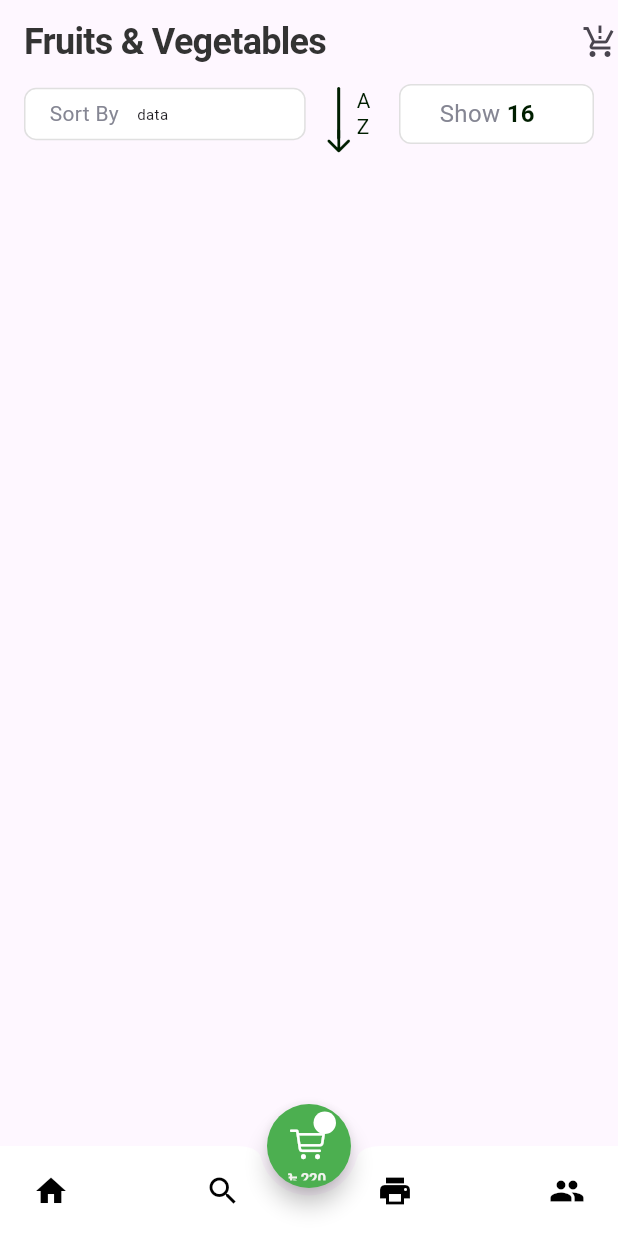
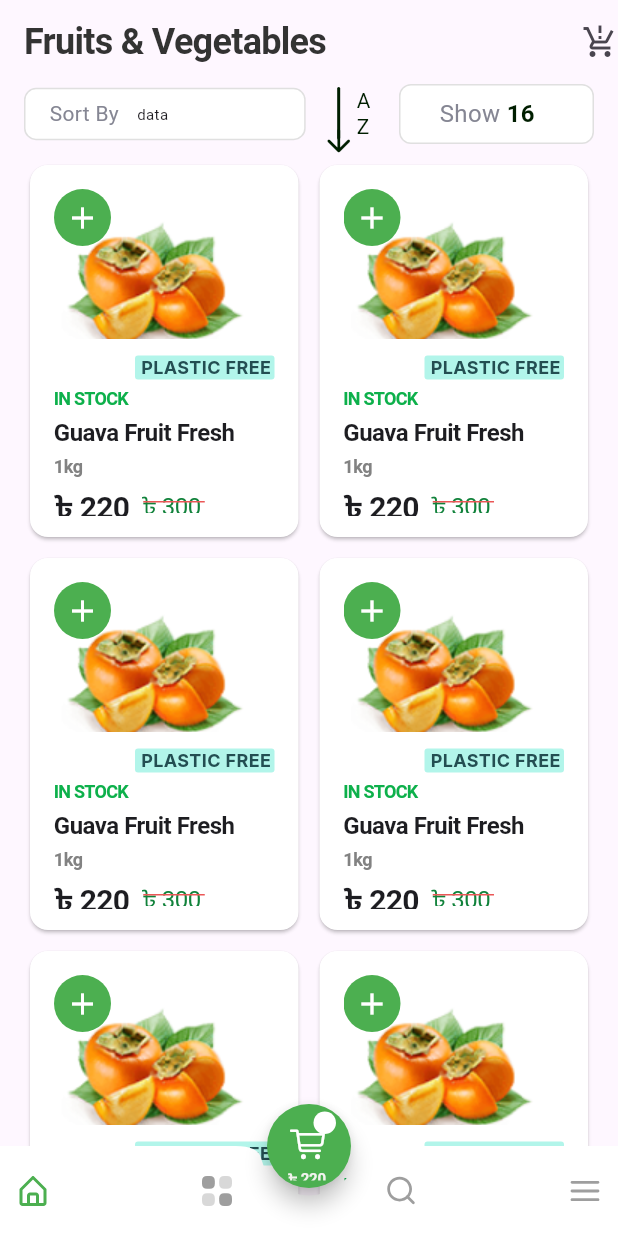
Before and after one commit to shakhawat-khan/bazar365, a Flutter app: the screen it shows after launch, on a phone screen of 412 x 824 dp. Run offline on Flutter 3.47's test engine with Material 3 defaults, Android fonts, the light colour scheme and no system bars; our stand-ins replace flutter_screenutil, flutter_svg, get, persistent_bottom_nav_bar; Roboto replaces fonts that are missing (Inter, Proxima Nova).

Commit message:
add grid_view home page

```diff
--- a/lib/components/bottom_navBar.dart
+++ b/lib/components/bottom_navBar.dart
@@ -5,6 +5,7 @@ import 'package:bazar365/modules/menu_page/menu_page.dart';
 import 'package:bazar365/modules/search_page/search_page.dart';
 import 'package:flutter/cupertino.dart';
 import 'package:flutter/material.dart';
+import 'package:flutter_svg/flutter_svg.dart';
 import 'package:get/get.dart';
 import 'package:persistent_bottom_nav_bar/persistent_tab_view.dart';
 
@@ -145,6 +146,7 @@ class BottomNav extends StatefulWidget {
 
 class _BottomNavState extends State<BottomNav> {
   final PageController _myPage = PageController(initialPage: 0);
+  int pageId = 0;
   @override
   Widget build(BuildContext context) {
     return Scaffold(
@@ -155,6 +157,7 @@ class _BottomNavState extends State<BottomNav> {
         onPressed: () {
           setState(() {
             _myPage.jumpToPage(2);
+            pageId = 2;
           });
         },
         child: Stack(
@@ -223,56 +226,80 @@ class _BottomNavState extends State<BottomNav> {
           mainAxisSize: MainAxisSize.max,
           mainAxisAlignment: MainAxisAlignment.spaceBetween,
           children: <Widget>[
-            IconButton(
-              icon: const Icon(
-                Icons.home,
-                color: Colors.black,
-              ),
-              onPressed: () {
-                // Navigator.push(
-                //   context,
-                //   MaterialPageRoute(
-                //     builder: (context) => const HomePage(),
-                //   ),
-                // );
+            GestureDetector(
+              onTap: () {
                 setState(() {
                   _myPage.jumpToPage(0);
+                  pageId = 0;
                 });
               },
+              child: SizedBox(
+                height: 24,
+                width: 24,
+                child: SvgPicture.asset('assets/bottom_nav/home.svg',
+                    colorFilter: pageId == 0
+                        ? const ColorFilter.mode(Colors.green, BlendMode.srcIn)
+                        : const ColorFilter.mode(Colors.grey, BlendMode.srcIn)),
               ),
-            IconButton(
-              icon: const Icon(
-                Icons.search,
-                color: Colors.black,
             ),
-              onPressed: () {
+            GestureDetector(
+              onTap: () {
                 setState(() {
                   _myPage.jumpToPage(1);
+                  pageId = 1;
                 });
               },
+              child: SizedBox(
+                height: 24,
+                width: 24,
+                child: SvgPicture.asset('assets/bottom_nav/categories.svg',
+                    colorFilter: pageId == 1
+                        ? const ColorFilter.mode(Colors.green, BlendMode.srcIn)
+                        : const ColorFilter.mode(Colors.grey, BlendMode.srcIn)),
               ),
-            IconButton(
-              icon: const Icon(
-                Icons.print,
-                color: Colors.black,
             ),
-              onPressed: () {
+            GestureDetector(
+              onTap: () {
                 setState(() {
                   _myPage.jumpToPage(3);
+                  pageId = 3;
                 });
               },
+              child: SizedBox(
+                height: 24,
+                width: 24,
+                child: SvgPicture.asset('assets/bottom_nav/search.svg',
+                    colorFilter: pageId == 3
+                        ? const ColorFilter.mode(Colors.green, BlendMode.srcIn)
+                        : const ColorFilter.mode(Colors.grey, BlendMode.srcIn)),
               ),
-            IconButton(
-              icon: const Icon(
-                Icons.people,
-                color: Colors.black,
             ),
-              onPressed: () {
+            // IconButton(
+            //   icon: ,
+            //   onPressed: () {
+            //     setState(() {
+            //       _myPage.jumpToPage(4);
+            //     });
+            //   },
+            // ),
+
+            GestureDetector(
+                onTap: () {
                   setState(() {
                     _myPage.jumpToPage(4);
+                    pageId = 4;
                   });
                 },
+                child: SizedBox(
+                  height: 24,
+                  width: 24,
+                  child: SvgPicture.asset(
+                    'assets/bottom_nav/menu.svg',
+                    colorFilter: pageId == 4
+                        ? const ColorFilter.mode(Colors.green, BlendMode.srcIn)
+                        : const ColorFilter.mode(Colors.grey, BlendMode.srcIn),
                   ),
+                ))
           ],
         ),
       ),
--- a/lib/main.dart
+++ b/lib/main.dart
@@ -21,6 +21,7 @@ class MyApp extends StatelessWidget {
       splitScreenMode: true,
       builder: (context, child) {
         return const GetMaterialApp(
+          debugShowCheckedModeBanner: false,
           home: BottomNav(),
         );
       },
--- /dev/null
+++ b/lib/modules/home_page/home_page_components/card.dart
@@ -0,0 +1,209 @@
+import 'package:flutter/material.dart';
+
+class CardComponent extends StatelessWidget {
+  const CardComponent({super.key});
+
+  @override
+  Widget build(BuildContext context) {
+    return SizedBox(
+      width: 195,
+      height: 269,
+      child: Card(
+        color: Colors.white,
+        child: Padding(
+          padding: const EdgeInsets.only(
+            top: 16,
+            left: 16,
+            bottom: 14,
+            right: 16,
+          ),
+          child: Column(
+            children: [
+              SizedBox(
+                width: 180,
+                height: 100,
+                child: Stack(
+                  children: [
+                    Positioned(
+                        right: 15,
+                        top: 10,
+                        child: Image.asset('assets/product/image 3.png')),
+                    Positioned(
+                      left: 0,
+                      child: Row(
+                        children: [
+                          Container(
+                            width: 38,
+                            height: 38,
+                            decoration: const BoxDecoration(
+                              shape: BoxShape.circle,
+                              color: Colors.green,
+                            ),
+                            child: const Icon(
+                              Icons.add,
+                              color: Colors.white,
+                            ),
+                          ),
+                        ],
+                      ),
+                    ),
+                  ],
+                ),
+              ),
+              const SizedBox(
+                height: 11,
+              ),
+              Row(
+                mainAxisAlignment: MainAxisAlignment.end,
+                children: [
+                  Container(
+                    width: 93,
+                    height: 16,
+                    padding: const EdgeInsets.symmetric(horizontal: 4),
+                    decoration: ShapeDecoration(
+                      color: const Color(0xFFB2F5EA),
+                      shape: RoundedRectangleBorder(
+                          borderRadius: BorderRadius.circular(2)),
+                    ),
+                    child: const Row(
+                      children: [
+                        Text(
+                          'PLASTIC FREE',
+                          style: TextStyle(
+                            color: Color(0xFF234E52),
+                            fontSize: 12,
+                            fontFamily: 'Inter',
+                            fontWeight: FontWeight.w700,
+                            height: 0.11,
+                          ),
+                        ),
+                      ],
+                    ),
+                  ),
+                ],
+              ),
+              const SizedBox(
+                height: 6,
+              ),
+              const Row(
+                mainAxisAlignment: MainAxisAlignment.start,
+                children: [
+                  Text(
+                    'IN STOCK',
+                    style: TextStyle(
+                      color: Color(0xFF0DB04B),
+                      fontSize: 12,
+                      fontFamily: 'Proxima Nova',
+                      fontWeight: FontWeight.w700,
+                      height: 0,
+                      letterSpacing: -0.48,
+                    ),
+                  ),
+                ],
+              ),
+              const SizedBox(
+                height: 6,
+              ),
+              const Row(
+                children: [
+                  Text(
+                    'Guava Fruit Fresh',
+                    style: TextStyle(
+                      color: Color(0xFF1D1D21),
+                      fontSize: 16,
+                      fontFamily: 'Proxima Nova',
+                      fontWeight: FontWeight.w600,
+                      height: 0,
+                      letterSpacing: -0.32,
+                    ),
+                  ),
+                ],
+              ),
+              const SizedBox(
+                height: 6,
+              ),
+              const Row(
+                children: [
+                  Text(
+                    '1kg',
+                    style: TextStyle(
+                      color: Color(0xFF828282),
+                      fontSize: 12,
+                      fontFamily: 'Proxima Nova',
+                      fontWeight: FontWeight.w600,
+                      height: 0,
+                      letterSpacing: -0.24,
+                    ),
+                  ),
+                ],
+              ),
+              const SizedBox(
+                height: 6,
+              ),
+              Row(
+                children: [
+                  SizedBox(
+                    width: 104,
+                    height: 20,
+                    child: Row(
+                      mainAxisSize: MainAxisSize.min,
+                      mainAxisAlignment: MainAxisAlignment.start,
+                      crossAxisAlignment: CrossAxisAlignment.center,
+                      children: [
+                        const Text(
+                          '৳ 220',
+                          style: TextStyle(
+                            color: Color(0xFF1D1D21),
+                            fontSize: 20,
+                            fontFamily: 'Proxima Nova',
+                            fontWeight: FontWeight.w700,
+                            height: 0,
+                            letterSpacing: -0.40,
+                          ),
+                        ),
+                        const SizedBox(width: 8),
+                        SizedBox(
+                          width: 42,
+                          height: 16,
+                          child: Stack(
+                            children: [
+                              const Positioned(
+                                left: 0,
+                                top: 0,
+                                child: Text(
+                                  '৳ 300',
+                                  style: TextStyle(
+                                    color: Color(0xFF11823B),
+                                    fontSize: 16,
+                                    fontFamily: 'Proxima Nova',
+                                    fontWeight: FontWeight.w400,
+                                    height: 0,
+                                    letterSpacing: -0.32,
+                                  ),
+                                ),
+                              ),
+                              Positioned(
+                                left: 1,
+                                top: 8,
+                                child: Container(
+                                  width: 41,
+                                  height: 1,
+                                  decoration: const BoxDecoration(
+                                      color: Color(0xFFEB5757)),
+                                ),
+                              ),
+                            ],
+                          ),
+                        ),
+                      ],
+                    ),
+                  )
+                ],
+              )
+            ],
+          ),
+        ),
+      ),
+    );
+  }
+}
--- a/lib/modules/home_page/view/home_page_view.dart
+++ b/lib/modules/home_page/view/home_page_view.dart
@@ -1,3 +1,4 @@
+import 'package:bazar365/modules/home_page/home_page_components/card.dart';
 import 'package:flutter/material.dart';
 import 'package:flutter_screenutil/flutter_screenutil.dart';
 
@@ -239,7 +240,58 @@ class HomePage extends StatelessWidget {
                   ),
                 )
               ],
-            )
+            ),
+            const SizedBox(
+              height: 10,
+            ),
+            // const CardComponent(),
+            Expanded(
+              child: GridView.builder(
+                gridDelegate: const SliverGridDelegateWithFixedCrossAxisCount(
+                  crossAxisCount: 2, // number of items in each row
+                  mainAxisSpacing: 6.0, // spacing between rows
+                  crossAxisSpacing: 6.0, // spacing between columns
+                  mainAxisExtent: 256,
+                ),
+                // padding around the grid
+                itemCount: 10, // total number of items
+                itemBuilder: (context, index) {
+                  return const CardComponent();
+                },
+              ),
+            ),
+
+            // Expanded(
+            //   child: GridView.count(
+            //     crossAxisCount: 2,
+            //     children: List.generate(
+            //       10,
+            //       (index) {
+            //         return Container(
+            //           height: 200,
+            //           color: Colors.blue,
+            //           margin: const EdgeInsets.all(10),
+            //           child: Center(
+            //             child: Text(
+            //               'Item $index',
+            //               style: const TextStyle(
+            //                 color: Colors.white,
+            //                 fontSize: 20,
+            //               ),
+            //             ),
+            //           ),
+            //         );
+            //       },
+            //     ),
+            //   ),
+            // )
+
+            // Expanded(
+            //     child: ListView.builder(
+            //         itemCount: 10,
+            //         itemBuilder: (context, index) {
+            //           return const CardComponent();
+            //         }))
           ],
         ),
       ),
```
Also changed, not shown: pubspec.yaml (+5 -3 lines), assets/bottom_nav/categories.svg (added), assets/bottom_nav/home.svg (added), assets/bottom_nav/menu.svg (added), assets/bottom_nav/search.svg (added), assets/product/Variant3.png (added), assets/product/image 3.png (added), assets/product/image 5.png (added), assets/product/image 6.png (added), assets/product/image 8.png (added), assets/product/image 9.png (added), pubspec.lock. Lines whose indentation alone changed are shown as unchanged.
